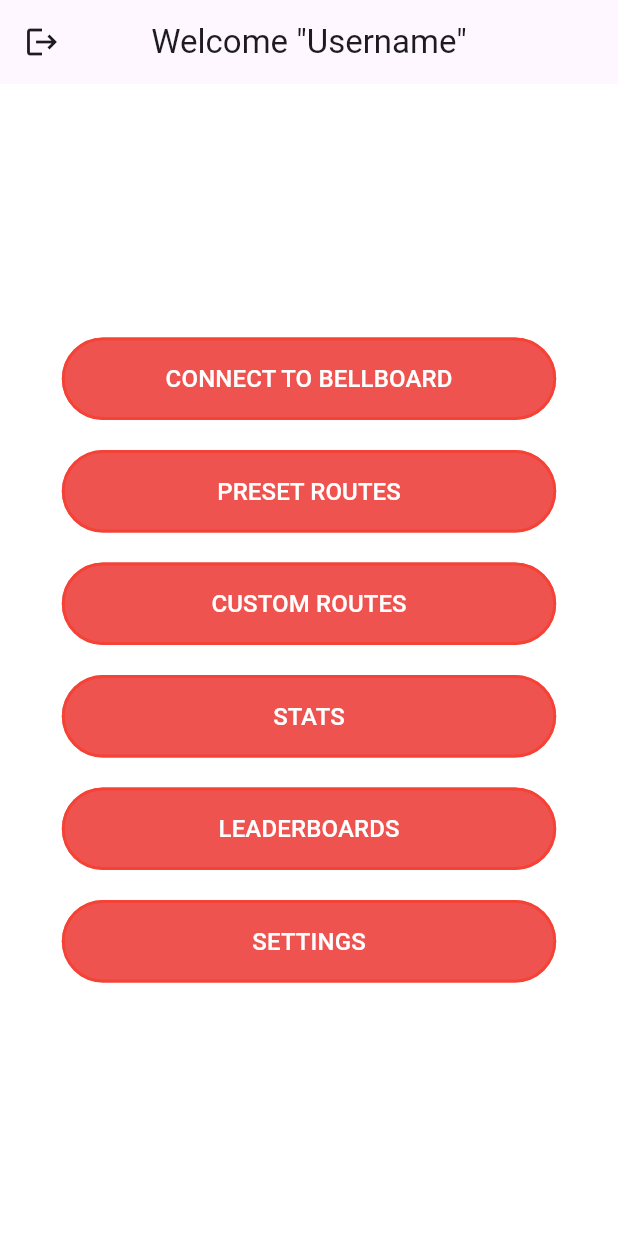
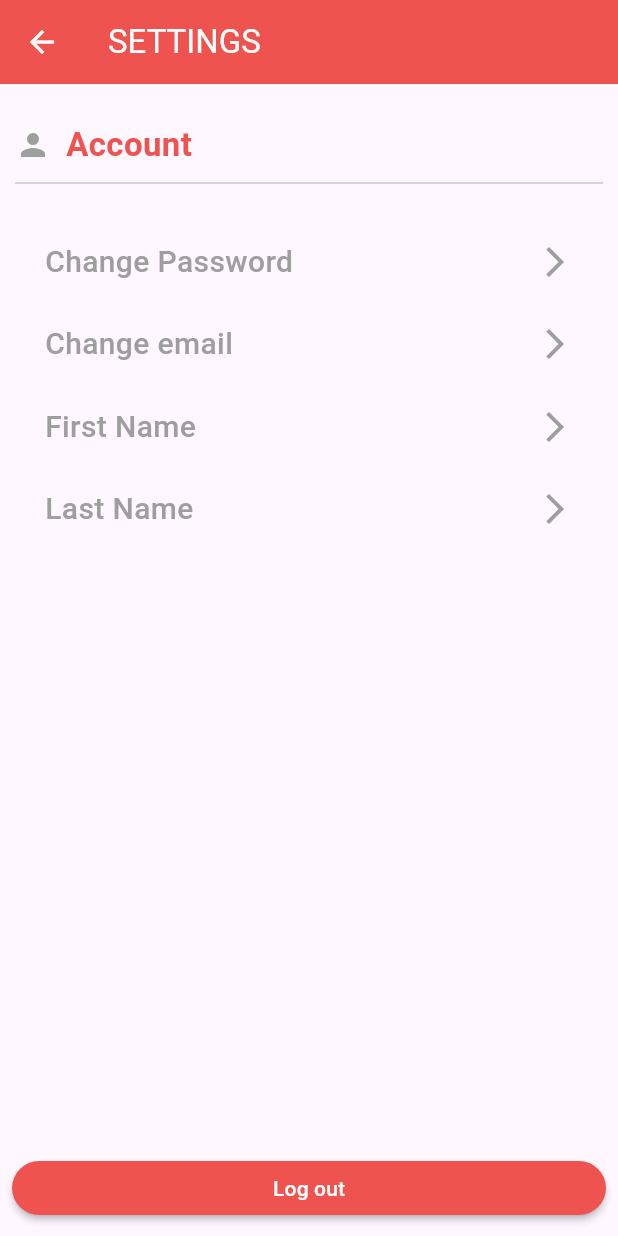
Before and after one commit to Anthony-Rama/Senior-Design-2024, a Flutter app: the HomeScreen screen opened by its route, after a tap on "SETTINGS", on a phone screen of 412 x 824 dp. Run offline on Flutter 3.47's test engine with Material 3 defaults, Android fonts, the phone set to English and light mode, and no system bars.

Commit message:
created settings page UI and added navigation to settings page in the home_screen.

```diff
--- a/lib/Screens/home_screen.dart
+++ b/lib/Screens/home_screen.dart
@@ -2,6 +2,7 @@ import 'package:flutter/material.dart';
 import 'package:mobileapp/Screens/login.dart';
 import 'package:mobileapp/Screens/preset.dart';
 import 'package:mobileapp/Screens/leaderboards.dart';
+import 'package:mobileapp/Screens/settings.dart';
 import 'package:mobileapp/Screens/stats.dart';
 import 'package:mobileapp/Screens/custom_routes.dart';
 
@@ -181,7 +182,11 @@ class HomeScreen extends StatelessWidget {
                       horizontal: 32.0, vertical: 16.0),
                 ),
                 onPressed: () {
-                  // TODO: Placeholder for navigation or functionality for settings and other screens
+                  Navigator.push(
+                    context,
+                    MaterialPageRoute(
+                        builder: (context) => const SettingsScreen()),
+                  );
                 },
                 child: const Text(
                   'SETTINGS',
--- /dev/null
+++ b/lib/Screens/settings.dart
@@ -0,0 +1,142 @@
+import 'package:flutter/material.dart';
+import 'package:mobileapp/Screens/home_screen.dart';
+import 'package:mobileapp/Screens/login.dart';
+
+
+void main() {
+  runApp(const MyApp());
+}
+
+class MyApp extends StatelessWidget {
+  const MyApp({super.key});
+
+  @override
+  Widget build(BuildContext context) {
+    return const MaterialApp(
+      //title: 'FLUTTER DEMO',
+      //theme: ThemeData(
+        //primarySwatch: Colors.blue,
+      //),
+      home: SettingsScreen(),
+    );
+  }
+}
+
+class SettingsScreen extends StatefulWidget {
+  const SettingsScreen({super.key});
+
+  @override
+  // ignore: library_private_types_in_public_api
+  _SettingsScreenState createState() => _SettingsScreenState();
+}
+
+class _SettingsScreenState extends State<SettingsScreen> {
+  @override
+  Widget build(BuildContext context) {
+    return Scaffold(
+      appBar: AppBar(
+        title: const Text('SETTINGS', style: TextStyle(color: Colors.white),),
+        backgroundColor: Colors.red[400],
+        leading: IconButton(
+          onPressed: () {Navigator.push(context, MaterialPageRoute(builder: (context) => const HomeScreen()),);},
+          icon: const Icon(
+            Icons.arrow_back,
+            color: Colors.white,
+          ),
+        ),
+      ),
+      body: Container(
+       padding: const EdgeInsets.all(10),
+       child: ListView(
+        children: [
+          const SizedBox(height: 15),
+          const Row(
+            children: [
+              Icon(
+                Icons.person,
+                color: Colors.grey,
+              ),
+              SizedBox(width: 10),
+              Text('Account', style: TextStyle(fontSize: 22, fontWeight: FontWeight.bold, color: Color.fromARGB(255, 239, 83, 80)))
+            ],
+          ),
+          const Divider(height: 20, thickness: 1),
+          const SizedBox(height: 20),
+          buildAccountOption(context, 'Change Password'),
+          const SizedBox(height: 10),
+          buildAccountOption(context, 'Change email'),
+          const SizedBox(height: 10),
+          buildAccountOption(context, 'First Name'),
+          const SizedBox(height: 10),
+          buildAccountOption(context, 'Last Name')
+
+        ],
+       ),
+      ),
+      bottomNavigationBar: Padding(
+      padding: const EdgeInsets.all(8.0),
+      child: MaterialButton(
+        onPressed: () {
+          Navigator.push(
+            context,
+            MaterialPageRoute(builder: (context) => const LoginScreen()),
+          );
+        },
+        color: Colors.red[400],
+        textColor: Colors.white,
+        shape: RoundedRectangleBorder(
+        borderRadius: BorderRadius.circular(20.0),
+        ),
+        child: const Text('Log out'),
+    ),
+   ),
+  );
+ }
+}
+
+GestureDetector buildAccountOption(BuildContext context, String title) {
+  return GestureDetector(
+    onTap: () {
+      showDialog(context: context, builder: (BuildContext conext){
+        return AlertDialog(
+          title: Text(title),
+          content: Column(
+            mainAxisSize: MainAxisSize.min,
+            children: [
+               TextFormField(
+                  decoration: const InputDecoration(labelText: 'New'),
+                ),
+                //const SizedBox(height: 10),
+                //TextFormField(
+                //  decoration: InputDecoration(labelText: 'Confirm $title'),
+                //),
+            ],
+          ),
+          actions: [
+            TextButton(
+              onPressed: () {
+                Navigator.of(context).pop();
+              },
+              child: const Text('Close', style: TextStyle(color:Color.fromARGB(255, 239, 83, 80)))
+            )
+          ]
+        );
+      });
+    },
+    child: Padding(
+      padding: const EdgeInsets.symmetric(vertical: 8, horizontal: 20),
+      child: Row(
+        mainAxisAlignment: MainAxisAlignment.spaceBetween,
+        children: [
+          Text(title, style: const TextStyle(
+              fontSize: 20,
+              fontWeight: FontWeight.w500,
+              color: Colors.grey
+          ),
+          ),
+          const Icon(Icons.arrow_forward_ios, color: Colors.grey)
+        ],
+      ),
+    ),
+  );
+}
```
